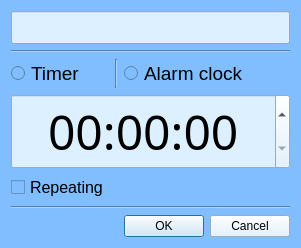
Artem259/univ2.1_OOP_lab2, file SmartClock/ClockWindow.ui: the form before one commit.
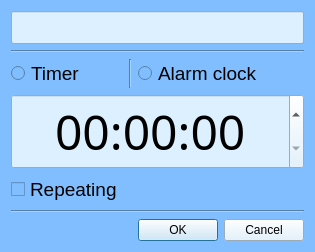
The form after the commit.

What changed in the file:
```diff
--- a/SmartClock/ClockWindow.ui
+++ b/SmartClock/ClockWindow.ui
@@ -7,7 +7,7 @@
     <x>0</x>
     <y>0</y>
     <width>299</width>
-    <height>218</height>
+    <height>222</height>
    </rect>
   </property>
   <property name="windowTitle">
@@ -74,7 +74,7 @@
     <widget class="QCheckBox" name="checkRepeating">
      <property name="font">
       <font>
-       <pointsize>12</pointsize>
+       <pointsize>14</pointsize>
       </font>
      </property>
      <property name="text">
```
Left out of the diff: 3 changed lines with no effect on the pictures.
